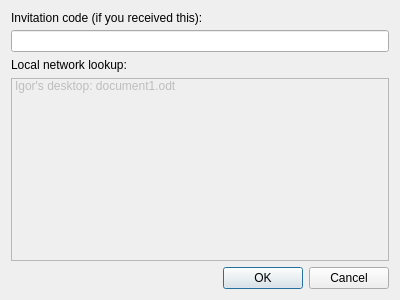
Before: the Qt Designer form kword/plugins/collaboration/libcollaboration/dialogs/ConnectDialog.ui in KDE/calligra, drawn with Qt 5.
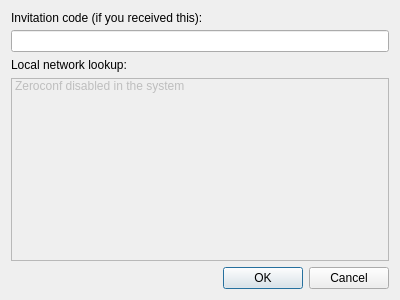
After: the same form once the commit is applied.

Commit message: * initial zeroconf support (UI shows, but don't allow to connect) * don't use signal name 'connect'

Patch:
```diff
--- a/kword/plugins/collaboration/libcollaboration/dialogs/ConnectDialog.ui
+++ b/kword/plugins/collaboration/libcollaboration/dialogs/ConnectDialog.ui
@@ -46,7 +46,7 @@
        </property>
        <item>
         <property name="text" >
-         <string>Igor's desktop: document1.odt</string>
+         <string>Zeroconf disabled in the system</string>
         </property>
        </item>
       </widget>
```
The commit also changes 8 other files.
